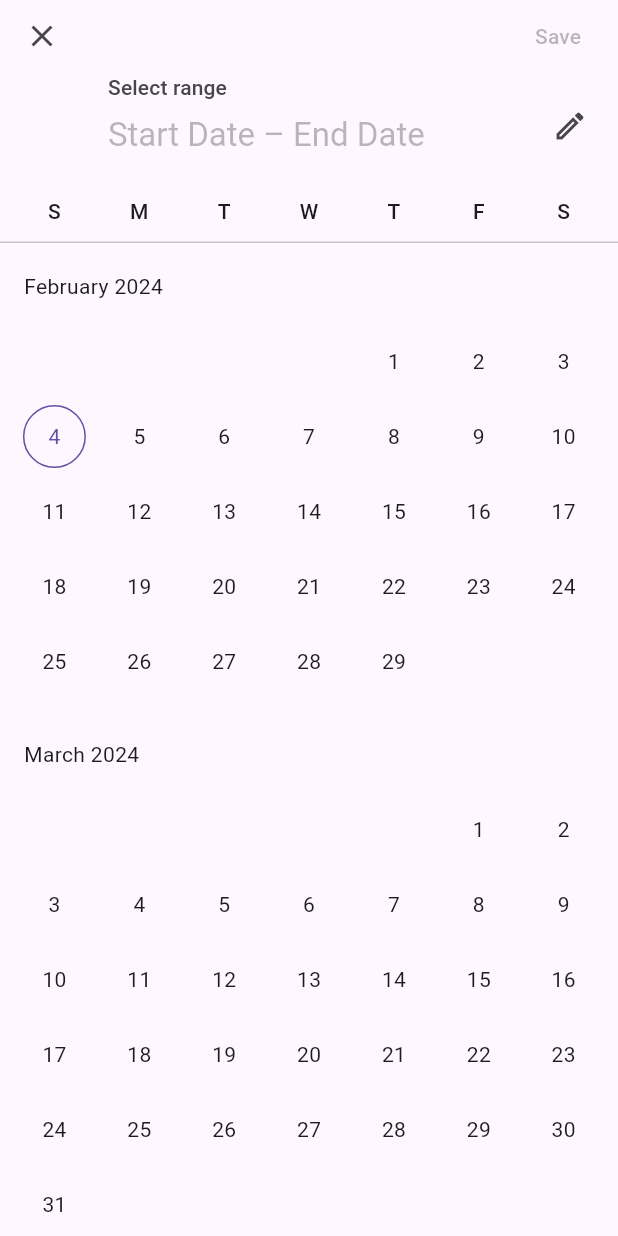
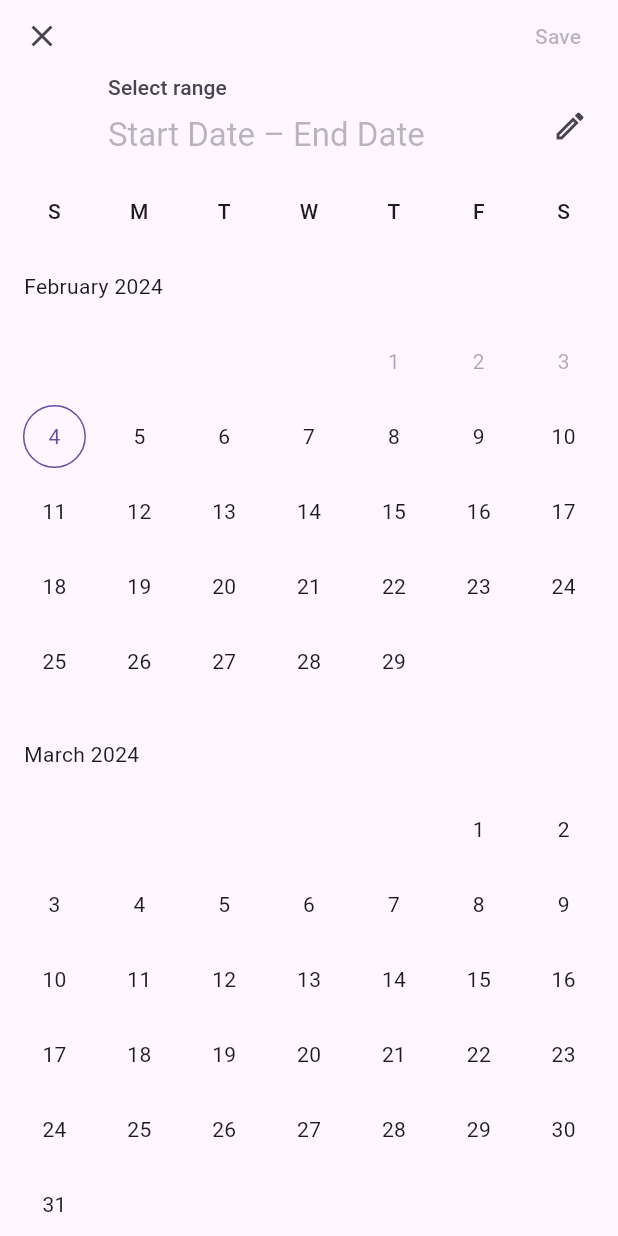
Before and after one commit to MegaBeing/and, a Flutter app: the AddTask screen opened directly, after a tap on the "calendar month" icon, on a phone screen of 412 x 824 dp. Run offline on Flutter 3.47's test engine with Material 3 defaults, Android fonts, the light colour scheme and no system bars.

```diff
--- a/lib/Data/task_data.dart
+++ b/lib/Data/task_data.dart
@@ -17,7 +17,7 @@ final List<TaskModel>tasks4 = [
 
 ];
 final List<SectionModel>sections = [
-  SectionModel(title: 'College', taskList: tasks1,color: Color(0xff39d76b)),
+  SectionModel(title: 'College', taskList: tasks1,color: Color(0x5439d76b)),
   SectionModel(title: 'Misc', taskList:tasks2,color: Color(0xffccd739)),
   SectionModel(title: 'Algorithm', taskList:tasks3,color: Color(0xffd75639)),
   SectionModel(title: 'Learning', taskList: tasks4,color: Color(0xff39aad7)),
--- a/lib/Models/task.dart
+++ b/lib/Models/task.dart
@@ -18,6 +18,6 @@ class TaskModel {
   final String title;
   final DateTime startDateTime;
   final DateTime endDateTime;
-  final Priority priority;
+  Priority priority;
 
 }
--- a/lib/Screen/add_task.dart
+++ b/lib/Screen/add_task.dart
@@ -33,10 +33,10 @@ class _AddTaskState extends State<AddTask> {
     }
   }
 
-  void _selectDatepicker() async {
+  void _selectDateRanger() async {
     final now = DateTime.now();
 
-    final firstDate = DateTime(now.year - 1, now.month, now.day);
+    final firstDate = now;
     final lastDate = DateTime(now.year + 1, now.month, now.day);
     final pickedDate = await showDateRangePicker(
       context: context,
@@ -128,14 +128,14 @@ class _AddTaskState extends State<AddTask> {
               mainAxisAlignment: MainAxisAlignment.spaceEvenly,
               children: [
                 (_startDate == null)
-                    ? Icon(Icons.align_horizontal_left)
+                    ? const Icon(Icons.align_horizontal_left)
                     : DateOnTask(date: _startDate!),
                 ElevatedButton(
-                  onPressed: _selectDatepicker,
+                  onPressed: _selectDateRanger,
                   child: const Icon(Icons.calendar_month_rounded),
                 ),
                 (_endDate == null)
-                    ? Icon(Icons.align_horizontal_right)
+                    ? const Icon(Icons.align_horizontal_right)
                     : DateOnTask(date: _endDate!)
               ],
             ),
@@ -148,14 +148,14 @@ class _AddTaskState extends State<AddTask> {
                   onPressed: () {
                     _taskkey.currentState!.reset();
                   },
-                  child: Text('Reset'),
+                  child: const Text('Reset'),
                 ),
                 const SizedBox(
                   width: 10,
                 ),
                 ElevatedButton(
                   onPressed: _saveTask,
-                  child: Text('Save'),
+                  child: const Text('Save'),
                 ),
                 const SizedBox(
                   width: 5,
--- a/lib/Widget/date_on_task.dart
+++ b/lib/Widget/date_on_task.dart
@@ -4,7 +4,7 @@ class DateOnTask extends StatelessWidget {
   DateOnTask({super.key, required, required this.date});
 
   final DateTime date;
-  List<String> months = [
+  final List<String> months = [
     'January',
     'February',
     'March',
@@ -29,7 +29,7 @@ class DateOnTask extends StatelessWidget {
         children: [
           Container(
             alignment: Alignment.center,
-            decoration: BoxDecoration(
+            decoration: const BoxDecoration(
               shape: BoxShape.circle,
               color: Colors.yellow,
             ),
@@ -42,7 +42,7 @@ class DateOnTask extends StatelessWidget {
           ),
           Text(
             months[date.month - 1],
-            style: TextStyle(color: Colors.yellow),
+            style: const TextStyle(color: Colors.yellow),
           ),
         ],
       ),
--- a/lib/Widget/task.dart
+++ b/lib/Widget/task.dart
@@ -7,9 +7,10 @@ import 'package:flutter/material.dart';
 import '../Models/task.dart';
 
 class Task extends StatefulWidget {
-  Task({super.key, required this.task});
+  Task({super.key, required this.task, required this.completed});
 
   final TaskModel task;
+  final void Function(TaskModel task) completed;
 
   @override
   State<Task> createState() => _TaskState();
@@ -17,7 +18,18 @@ class Task extends StatefulWidget {
 
 class _TaskState extends State<Task> {
   double _timerWidthPercentage = 0;
-  late Duration _durationLeft;
+
+  void _changePriorityToHigh() {
+    if (widget.task.endDateTime.difference(widget.task.endDateTime).inDays <=
+        1) {
+      widget.task.priority = Priority.high;
+    } else if (widget.task.endDateTime
+            .difference(widget.task.endDateTime)
+            .inDays ==
+        0) {
+      widget.completed(widget.task);
+    }
+  }
 
   @override
   void initState() {
@@ -36,8 +48,7 @@ class _TaskState extends State<Task> {
             widget.task.endDateTime,
           ),
         );
-        _durationLeft = TimerConfig()
-            .differenceDuration(DateTime.now(), widget.task.endDateTime);
+        _changePriorityToHigh();
       });
     });
   }
@@ -45,7 +56,11 @@ class _TaskState extends State<Task> {
   @override
   Widget build(BuildContext context) {
     // TODO: implement build
-    return Container(
+    return InkWell(
+      onTap: () {},
+      customBorder:
+          RoundedRectangleBorder(borderRadius: BorderRadius.circular(90)),
+      child: Container(
         padding: const EdgeInsets.all(5),
         height: 90,
         width: 500,
@@ -54,7 +69,7 @@ class _TaskState extends State<Task> {
             BoxShadow(blurRadius: 15, blurStyle: BlurStyle.outer),
           ],
           borderRadius: BorderRadius.circular(90),
-        color: Colors.black,
+          color: Color(0x724B4242),
         ),
         alignment: Alignment.topLeft,
         child: Stack(
@@ -72,27 +87,30 @@ class _TaskState extends State<Task> {
               mainAxisAlignment: MainAxisAlignment.spaceEvenly,
               crossAxisAlignment: CrossAxisAlignment.center,
               children: [
-              DateOnTask(date: widget.task.startDateTime,),
+                DateOnTask(
+                  date: widget.task.startDateTime,
+                ),
                 Container(
                   margin: const EdgeInsets.all(20),
                   decoration: BoxDecoration(
                       color: Colors.pinkAccent,
-                  borderRadius: BorderRadius.circular(23)
-                ),
+                      borderRadius: BorderRadius.circular(23)),
                   child: Padding(
                     padding: const EdgeInsets.fromLTRB(10, 2, 10, 2),
                     child: Text(
                       widget.task.title,
-                    style: const TextStyle(color: Colors.white,
-                    fontSize: 24),
+                      style: const TextStyle(color: Colors.white, fontSize: 24),
                     ),
                   ),
                 ),
-              DateOnTask(date: widget.task.endDateTime,),
+                DateOnTask(
+                  date: widget.task.endDateTime,
+                ),
               ],
             )
           ],
         ),
+      ),
     );
   }
 }
```
Also changed, not shown: lib/Widget/section.dart (+19 -4 lines). Lines whose indentation alone changed are shown as unchanged.
